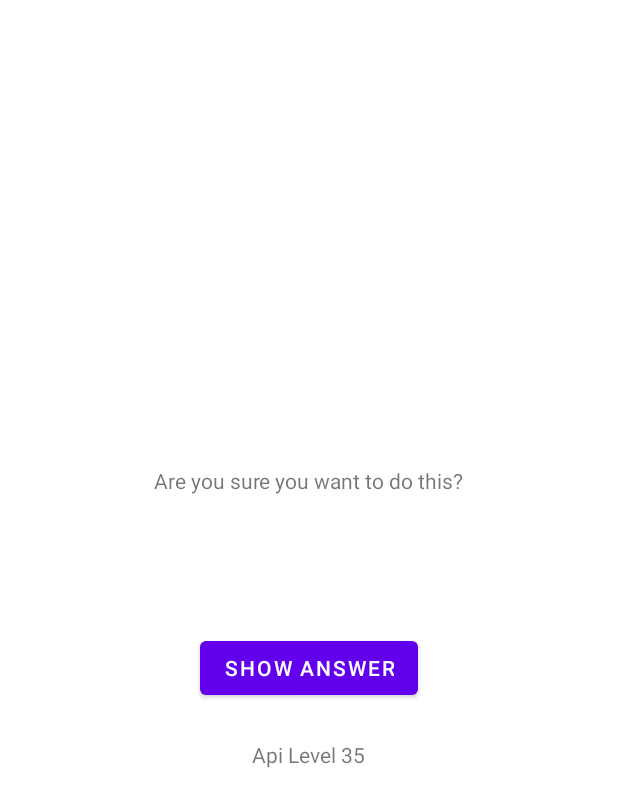
After one commit to chydikO/GeoQuizApp, an Android app: the CheatActivity screen opened directly, with no data from a screen before it, on a phone screen of 412 x 824 dp. The commit adds this screen. Shown: the top 807 px of the screen. Run offline under Robolectric (Android 15) with nearby library versions, the phone set to English and light mode, and no system bars.

Commit message:
add API version show

```diff
--- a/app/src/main/AndroidManifest.xml
+++ b/app/src/main/AndroidManifest.xml
@@ -10,11 +10,13 @@
         android:supportsRtl="true"
         android:theme="@style/Theme.GeoQuizApp">
         <activity
+            android:name=".CheatActivity"
+            android:exported="false" />
+        <activity
             android:name=".MainActivity"
             android:exported="true">
             <intent-filter>
                 <action android:name="android.intent.action.MAIN" />
-
                 <category android:name="android.intent.category.LAUNCHER" />
             </intent-filter>
         </activity>
--- /dev/null
+++ b/app/src/main/java/com/chudnovskiy/geoquizapp/CheatActivity.kt
@@ -0,0 +1,78 @@
+package com.chudnovskiy.geoquizapp
+
+import android.app.Activity
+import android.content.Context
+import android.content.Intent
+import android.os.Build
+import android.os.Bundle
+import android.util.Log
+import android.widget.Button
+import android.widget.TextView
+import androidx.appcompat.app.AppCompatActivity
+
+
+private const val EXTRA_ANSWER_IS_TRUE = "com.chudnovskiy.android.geoquiz.answer_is_true"
+const val EXTRA_ANSWER_SHOWN = "com.chudnovskiy.android.geoquiz.answer_shown"
+
+class CheatActivity : AppCompatActivity() {
+    private var answerIsTrue = false
+    private lateinit var answerTextView: TextView
+    private lateinit var apiVersionTextView: TextView
+    private lateinit var showAnswerButton: Button
+
+    override fun onCreate(savedInstanceState: Bundle?) {
+        super.onCreate(savedInstanceState)
+        setContentView(R.layout.activity_cheat)
+        supportActionBar?.hide()
+        answerIsTrue = intent.getBooleanExtra(EXTRA_ANSWER_IS_TRUE, false)
+
+        answerTextView = findViewById(R.id.answer_text_view)
+        showAnswerButton = findViewById(R.id.show_answer_button)
+
+        showAnswerButton.setOnClickListener {
+            val answerText = when {
+                answerIsTrue -> R.string.true_button
+                else -> R.string.false_button
+            }
+            answerTextView.setText(answerText)
+            setAnswerShownResult(true)
+        }
+        getDeviceInfo()
+        getDeviceAPI()
+    }
+
+    private fun getDeviceInfo() {
+        val manufacturer = Build.MANUFACTURER
+        val model = Build.MODEL
+        val version = Build.VERSION.SDK_INT
+        val versionRelease = Build.VERSION.RELEASE
+
+        Log.e(
+            "CheatActivity", """manufacturer $manufacturer
+                 model $model
+                 version $version
+                 versionRelease $versionRelease"""
+        )
+    }
+
+    private fun getDeviceAPI() {
+        val androidOS = Build.VERSION.SDK_INT
+        apiVersionTextView = findViewById(R.id.api_version_text_view)
+        apiVersionTextView.text = getString(R.string.api_level, androidOS.toString())
+    }
+
+    private fun setAnswerShownResult(isAnswerShown: Boolean) {
+        val data = Intent().apply {
+            putExtra(EXTRA_ANSWER_SHOWN, isAnswerShown)
+        }
+        setResult(Activity.RESULT_OK, data)
+    }
+
+    companion object {
+        fun newIntent(packageContext: Context, answerIsTrue: Boolean): Intent {
+            return Intent(packageContext, CheatActivity::class.java).apply {
+                putExtra(EXTRA_ANSWER_IS_TRUE, answerIsTrue)
+            }
+        }
+    }
+}
--- a/app/src/main/java/com/chudnovskiy/geoquizapp/QuizViewModel.kt
+++ b/app/src/main/java/com/chudnovskiy/geoquizapp/QuizViewModel.kt
@@ -7,6 +7,8 @@ private const val TAG = "QuizViewModel"
 
 class QuizViewModel : ViewModel() {
     var currentIndex = 0
+    var isCheater = false
+
     private val questionBank = listOf(
         Question(R.string.question_australia, true),
         Question(R.string.question_oceans, true),
--- /dev/null
+++ b/app/src/main/res/layout/activity_cheat.xml
@@ -0,0 +1,36 @@
+<?xml version="1.0" encoding="utf-8"?>
+<LinearLayout xmlns:android="http://schemas.android.com/apk/res/android"
+    xmlns:tools="http://schemas.android.com/tools"
+    android:layout_width="match_parent"
+    android:layout_height="match_parent"
+    android:gravity="center"
+    android:orientation="vertical"
+    tools:context=".CheatActivity">
+
+    <TextView
+        android:layout_width="wrap_content"
+        android:layout_height="wrap_content"
+        android:padding="24dp"
+        android:text="@string/warning_text" />
+
+    <TextView
+        android:id="@+id/answer_text_view"
+        android:layout_width="wrap_content"
+        android:layout_height="wrap_content"
+        android:padding="24dp"
+        tools:text="Answer" />
+
+    <Button
+        android:id="@+id/show_answer_button"
+        android:layout_width="wrap_content"
+        android:layout_height="wrap_content"
+        android:text="@string/show_answer_button" />
+
+    <TextView
+        android:id="@+id/api_version_text_view"
+        android:layout_width="wrap_content"
+        android:layout_height="wrap_content"
+        android:padding="24dp"
+        tools:text="API Version" />
+
+</LinearLayout>
--- a/app/src/main/res/values/strings.xml
+++ b/app/src/main/res/values/strings.xml
@@ -9,7 +9,15 @@
     <string name="question_australia">Canberra is the capital of Australia.</string>
     <string name="question_oceans">The Pacific Ocean is larger than the Atlantic Ocean.</string>
     <string name="question_mideast">The Suez Canal connects the Red Sea and the Indian Ocean.</string>
-    <string name="question_africa">The source of the Nile River is in Egypt.</string> <string name="question_americas">The Amazon River is the longest river in the Americas.</string>
+    <string name="question_africa">The source of the Nile River is in Egypt.</string>
+    <string name="question_americas">The Amazon River is the longest river in the Americas.</string>
     <string name="question_asia">Lake Baikal is the world\'s oldest and deepest freshwater lake.</string>
     <string name="prev_button">prev_button</string>
+
+    <string name="warning_text">Are you sure you want to do this?</string>
+    <string name="show_answer_button">Show Answer</string>
+    <string name="cheat_button">Cheat!</string>
+    <string name="judgment_toast">Cheating is wrong.</string>
+
+    <string name="api_level">Api Level %1$S</string>
 </resources>
```
Also changed, not shown: app/build.gradle (+4 -4 lines), app/src/main/java/com/chudnovskiy/geoquizapp/MainActivity.kt (+51 -4 lines), app/src/main/res/layout-land/activity_main.xml (+19 -11 lines), app/src/main/res/layout/activity_main.xml (+11 -4 lines), 1 other file.
